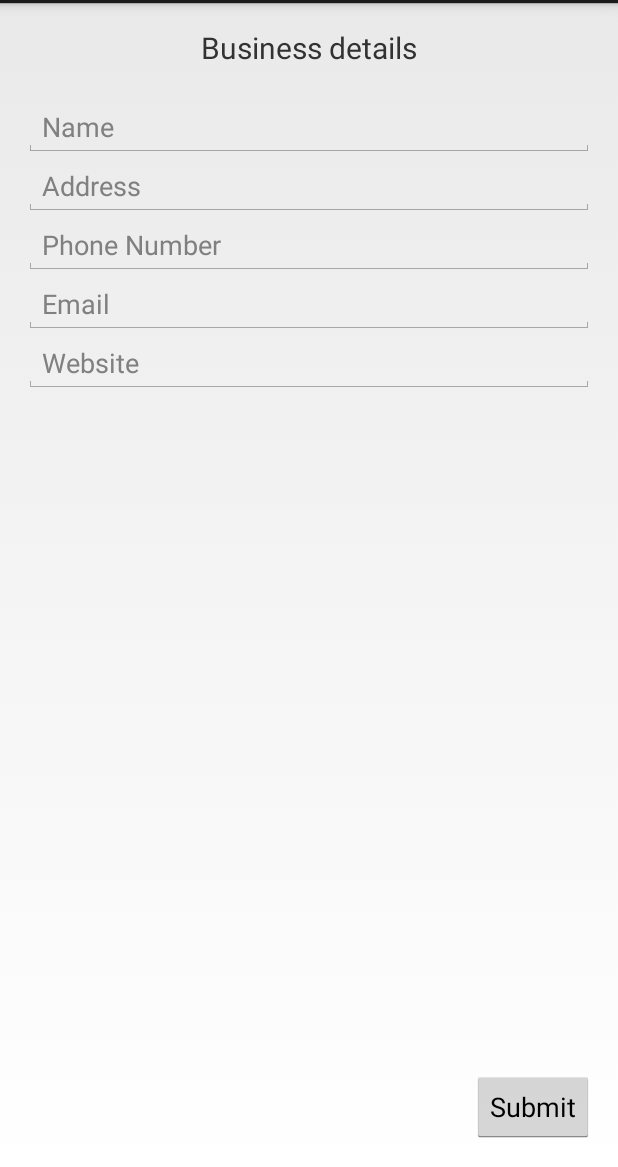
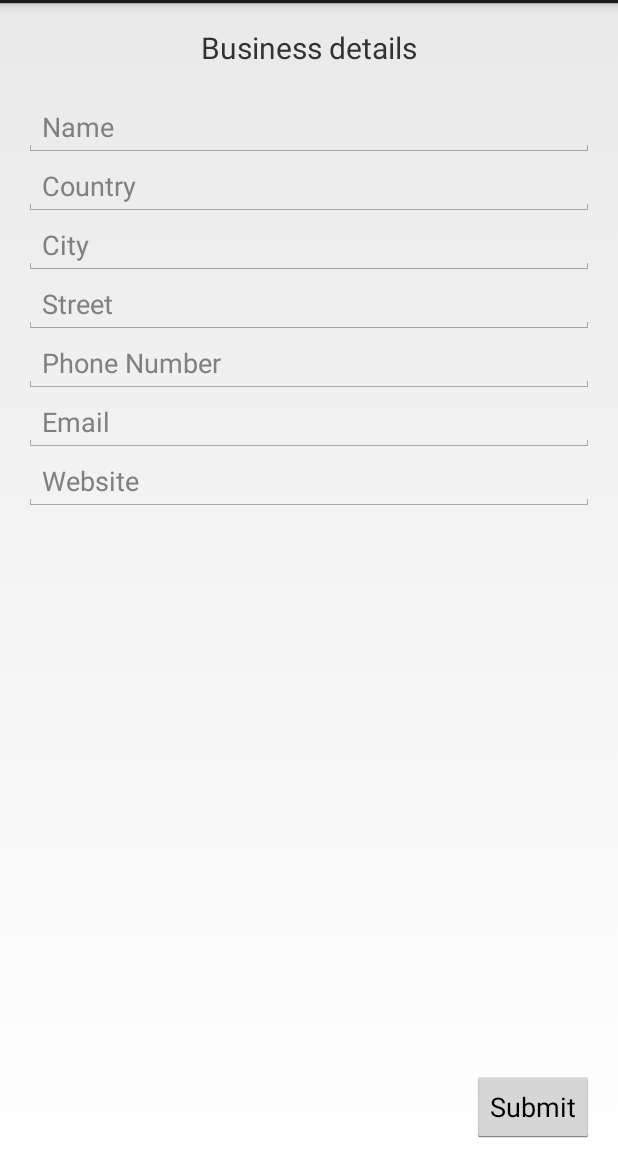
Before and after one commit to aviyay/JavaProject, an Android app: the BusinessEditor screen opened directly, with no data from a screen before it, on a phone screen of 412 x 824 dp, the part 69-1236 px from its top. Run offline under Robolectric (Android 15) with nearby library versions, the phone set to English and light mode, and no system bars.

Commit message:
BusinessEditor and ActivityEditor

```diff
--- a/app/src/main/res/layout/activity_business_editor.xml
+++ b/app/src/main/res/layout/activity_business_editor.xml
@@ -34,27 +34,33 @@
         android:layout_alignParentStart="true" />
 
     <EditText
-        android:layout_width="wrap_content"
+        android:layout_width="match_parent"
         android:layout_height="wrap_content"
         android:inputType="textPostalAddress"
-        android:id="@+id/addressField"
+        android:id="@+id/countryField"
         android:layout_below="@id/nameField"
-        android:layout_alignParentLeft="true"
-        android:layout_alignParentStart="true"
-        android:hint="@string/business_address_hint"
-        android:layout_alignParentRight="true"
-        android:layout_alignParentEnd="true" />
+        android:hint="@string/country" />
+    <EditText
+        android:layout_width="match_parent"
+        android:layout_height="wrap_content"
+        android:inputType="textPostalAddress"
+        android:id="@+id/cityField"
+        android:layout_below="@id/countryField"
+        android:hint="@string/city" />
+    <EditText
+        android:layout_width="match_parent"
+        android:layout_height="wrap_content"
+        android:inputType="textPostalAddress"
+        android:id="@+id/streetField"
+        android:layout_below="@id/cityField"
+        android:hint="@string/street" />
 
     <EditText
-        android:layout_width="wrap_content"
+        android:layout_width="match_parent"
         android:layout_height="wrap_content"
         android:inputType="phone"
         android:id="@+id/phoneField"
-        android:layout_below="@id/addressField"
-        android:layout_alignParentLeft="true"
-        android:layout_alignParentStart="true"
-        android:layout_alignParentRight="true"
-        android:layout_alignParentEnd="true"
+        android:layout_below="@id/streetField"
         android:hint="@string/business_phone_hint" />
 
     <EditText
@@ -70,15 +76,11 @@ android:layout_below="@id/phoneField"
         android:hint="@string/business_email_hint" />
 
     <EditText
-        android:layout_width="wrap_content"
+        android:layout_width="match_parent"
         android:layout_height="wrap_content"
         android:inputType="textWebEditText"
         android:layout_below="@id/emailField"
-        android:layout_alignParentLeft="true"
-        android:layout_alignParentStart="true"
         android:id="@+id/websiteField"
-        android:layout_alignParentRight="true"
-        android:layout_alignParentEnd="true"
         android:hint="@string/business_website_hint" />
 
     <Button
--- a/app/src/main/res/values/strings.xml
+++ b/app/src/main/res/values/strings.xml
@@ -17,5 +17,9 @@
     <string name="business_email_hint">Email</string>
     <string name="business_website_hint">Website</string>
     <string name="submit_button_string">Submit</string>
+    <string name="title_activity_editor">Activity Editor</string>
+    <string name="country">Country</string>
+    <string name="city">City</string>
+    <string name="street">Street</string>
 
 </resources>
```
Also changed, not shown: app/src/main/AndroidManifest.xml (+9 -1 lines), app/src/main/java/com/bnet/data/controller/ActivityEditor.java (added, +17 -0 lines), app/src/main/java/com/bnet/data/controller/BusinessEditor.java (+50 -0 lines), app/src/main/java/com/bnet/data/model/entities/Address.java (+9 -0 lines), app/src/main/java/com/bnet/data/model/entities/Business.java (+11 -0 lines), app/src/main/res/layout/activity_activity_editor.xml (added, +99 -0 lines), 1 other file.
